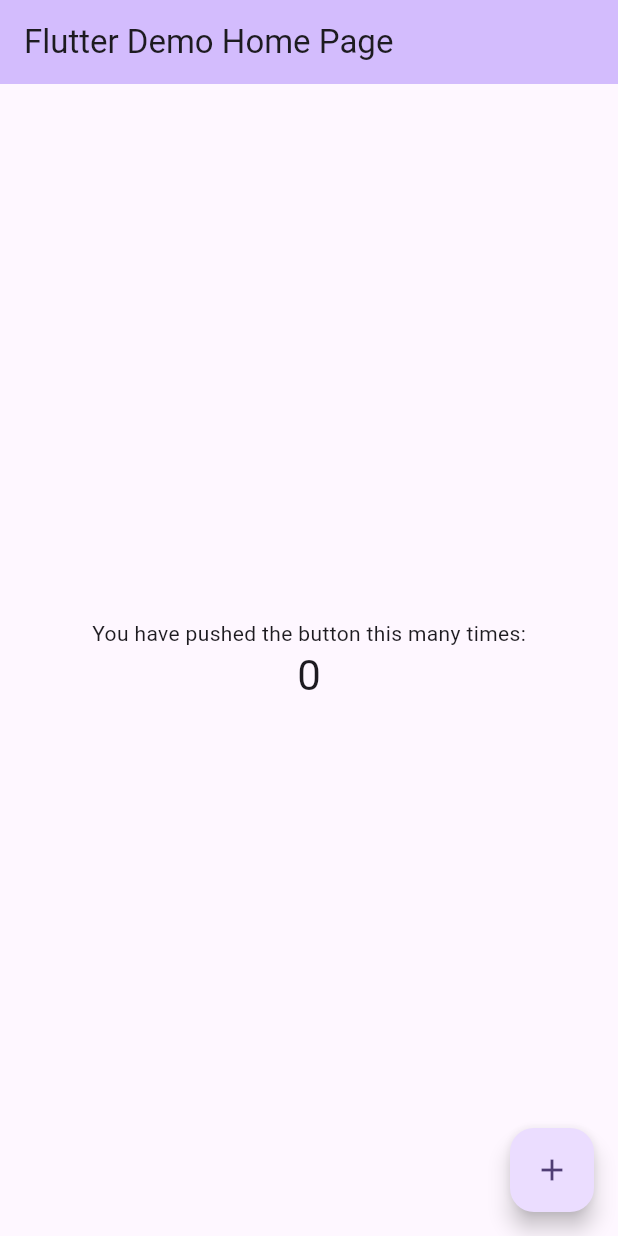
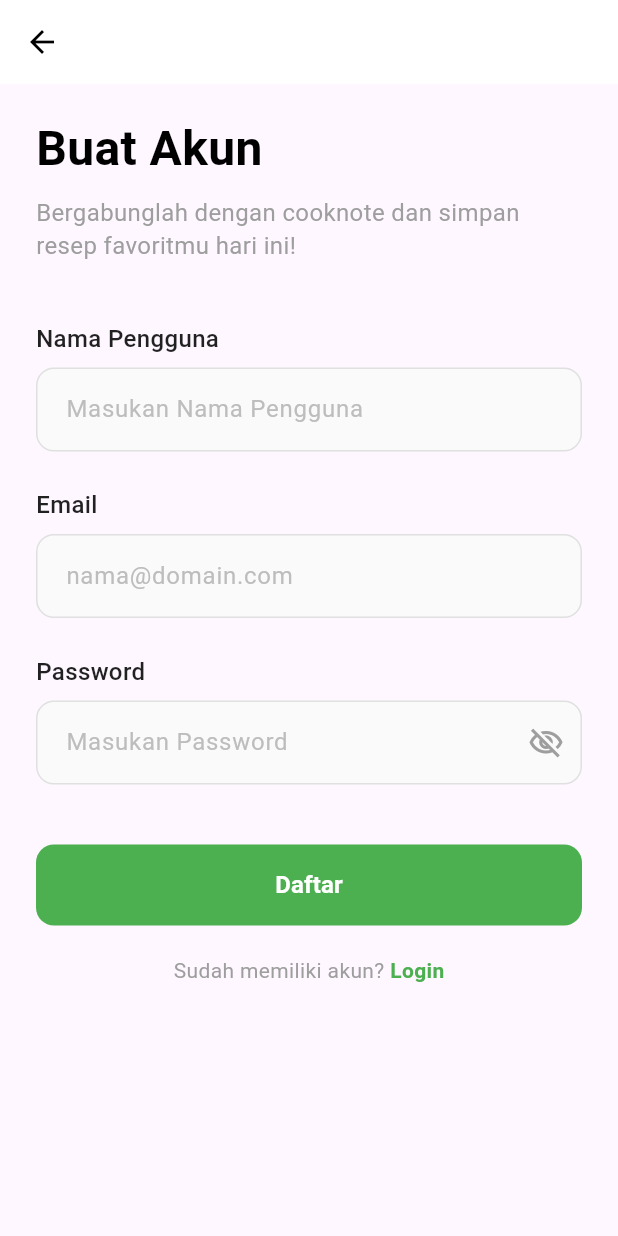
Before and after one commit to Andhika151003/cooknote_tubes, a Flutter app: the screen it shows after launch, on a phone screen of 412 x 824 dp. Run offline on Flutter 3.47's test engine with Material 3 defaults, Android fonts, the phone set to English and light mode, and no system bars; our stand-ins replace cloud_firestore, firebase_auth, firebase_core, firebase_storage, image_picker; accounts and stored records are empty.

Commit message:
update : login dan register view

```diff
--- a/lib/main.dart
+++ b/lib/main.dart
@@ -1,6 +1,8 @@
 import 'package:firebase_core/firebase_core.dart';
 // import 'firebase_options.dart';
 import 'package:flutter/material.dart';
+// import './view/login_view.dart';
+import './view/register_view.dart';
 
 void main() async {
   WidgetsFlutterBinding.ensureInitialized();
@@ -15,97 +17,100 @@ class MyApp extends StatelessWidget {
   @override
   Widget build(BuildContext context) {
     return MaterialApp(
-      title: 'Flutter Demo',
+      title: 'CookNote',
+      debugShowCheckedModeBanner: false,
       theme: ThemeData(
-        colorScheme: ColorScheme.fromSeed(seedColor: Colors.deepPurple),
+        primarySwatch: Colors.green,
+        primaryColor: const Color(0xFF5CB85C),
+        // fontFamily: 'Roboto', // Atau font pilihan Anda
       ),
-      home: const MyHomePage(title: 'Flutter Demo Home Page'),
+      home: const RegisterView(), // Set LoginView sebagai halaman pertama
     );
   }
 }
 
-class MyHomePage extends StatefulWidget {
-  const MyHomePage({super.key, required this.title});
+// class MyHomePage extends StatefulWidget {
+//   const MyHomePage({super.key, required this.title});
 
-  // This widget is the home page of your application. It is stateful, meaning
-  // that it has a State object (defined below) that contains fields that affect
-  // how it looks.
+//   // This widget is the home page of your application. It is stateful, meaning
+//   // that it has a State object (defined below) that contains fields that affect
+//   // how it looks.
 
-  // This class is the configuration for the state. It holds the values (in this
-  // case the title) provided by the parent (in this case the App widget) and
-  // used by the build method of the State. Fields in a Widget subclass are
-  // always marked "final".
+//   // This class is the configuration for the state. It holds the values (in this
+//   // case the title) provided by the parent (in this case the App widget) and
+//   // used by the build method of the State. Fields in a Widget subclass are
+//   // always marked "final".
 
-  final String title;
+//   final String title;
 
-  @override
-  State<MyHomePage> createState() => _MyHomePageState();
-}
+//   @override
+//   State<MyHomePage> createState() => _MyHomePageState();
+// }
 
-class _MyHomePageState extends State<MyHomePage> {
-  int _counter = 0;
+// class _MyHomePageState extends State<MyHomePage> {
+//   int _counter = 0;
 
-  void _incrementCounter() {
-    setState(() {
-      // This call to setState tells the Flutter framework that something has
-      // changed in this State, which causes it to rerun the build method below
-      // so that the display can reflect the updated values. If we changed
-      // _counter without calling setState(), then the build method would not be
-      // called again, and so nothing would appear to happen.
-      _counter++;
-    });
-  }
+//   void _incrementCounter() {
+//     setState(() {
+//       // This call to setState tells the Flutter framework that something has
+//       // changed in this State, which causes it to rerun the build method below
+//       // so that the display can reflect the updated values. If we changed
+//       // _counter without calling setState(), then the build method would not be
+//       // called again, and so nothing would appear to happen.
+//       _counter++;
+//     });
+//   }
 
-  @override
-  Widget build(BuildContext context) {
-    // This method is rerun every time setState is called, for instance as done
-    // by the _incrementCounter method above.
-    //
-    // The Flutter framework has been optimized to make rerunning build methods
-    // fast, so that you can just rebuild anything that needs updating rather
-    // than having to individually change instances of widgets.
-    return Scaffold(
-      appBar: AppBar(
-        // TRY THIS: Try changing the color here to a specific color (to
-        // Colors.amber, perhaps?) and trigger a hot reload to see the AppBar
-        // change color while the other colors stay the same.
-        backgroundColor: Theme.of(context).colorScheme.inversePrimary,
-        // Here we take the value from the MyHomePage object that was created by
-        // the App.build method, and use it to set our appbar title.
-        title: Text(widget.title),
-      ),
-      body: Center(
-        // Center is a layout widget. It takes a single child and positions it
-        // in the middle of the parent.
-        child: Column(
-          // Column is also a layout widget. It takes a list of children and
-          // arranges them vertically. By default, it sizes itself to fit its
-          // children horizontally, and tries to be as tall as its parent.
-          //
-          // Column has various properties to control how it sizes itself and
-          // how it positions its children. Here we use mainAxisAlignment to
-          // center the children vertically; the main axis here is the vertical
-          // axis because Columns are vertical (the cross axis would be
-          // horizontal).
-          //
-          // TRY THIS: Invoke "debug painting" (choose the "Toggle Debug Paint"
-          // action in the IDE, or press "p" in the console), to see the
-          // wireframe for each widget.
-          mainAxisAlignment: MainAxisAlignment.center,
-          children: <Widget>[
-            const Text('You have pushed the button this many times:'),
-            Text(
-              '$_counter',
-              style: Theme.of(context).textTheme.headlineMedium,
-            ),
-          ],
-        ),
-      ),
-      floatingActionButton: FloatingActionButton(
-        onPressed: _incrementCounter,
-        tooltip: 'Increment',
-        child: const Icon(Icons.add),
-      ), // This trailing comma makes auto-formatting nicer for build methods.
-    );
-  }
-}
+//   @override
+//   Widget build(BuildContext context) {
+//     // This method is rerun every time setState is called, for instance as done
+//     // by the _incrementCounter method above.
+//     //
+//     // The Flutter framework has been optimized to make rerunning build methods
+//     // fast, so that you can just rebuild anything that needs updating rather
+//     // than having to individually change instances of widgets.
+//     return Scaffold(
+//       appBar: AppBar(
+//         // TRY THIS: Try changing the color here to a specific color (to
+//         // Colors.amber, perhaps?) and trigger a hot reload to see the AppBar
+//         // change color while the other colors stay the same.
+//         backgroundColor: Theme.of(context).colorScheme.inversePrimary,
+//         // Here we take the value from the MyHomePage object that was created by
+//         // the App.build method, and use it to set our appbar title.
+//         title: Text(widget.title),
+//       ),
+//       body: Center(
+//         // Center is a layout widget. It takes a single child and positions it
+//         // in the middle of the parent.
+//         child: Column(
+//           // Column is also a layout widget. It takes a list of children and
+//           // arranges them vertically. By default, it sizes itself to fit its
+//           // children horizontally, and tries to be as tall as its parent.
+//           //
+//           // Column has various properties to control how it sizes itself and
+//           // how it positions its children. Here we use mainAxisAlignment to
+//           // center the children vertically; the main axis here is the vertical
+//           // axis because Columns are vertical (the cross axis would be
+//           // horizontal).
+//           //
+//           // TRY THIS: Invoke "debug painting" (choose the "Toggle Debug Paint"
+//           // action in the IDE, or press "p" in the console), to see the
+//           // wireframe for each widget.
+//           mainAxisAlignment: MainAxisAlignment.center,
+//           children: <Widget>[
+//             const Text('You have pushed the button this many times:'),
+//             Text(
+//               '$_counter',
+//               style: Theme.of(context).textTheme.headlineMedium,
+//             ),
+//           ],
+//         ),
+//       ),
+//       floatingActionButton: FloatingActionButton(
+//         onPressed: _incrementCounter,
+//         tooltip: 'Increment',
+//         child: const Icon(Icons.add),
+//       ), // This trailing comma makes auto-formatting nicer for build methods.
+//     );
+//   }
+// }
--- a/lib/view/register_view.dart
+++ b/lib/view/register_view.dart
@@ -0,0 +1,265 @@
+// register_view.dart
+import 'package:flutter/material.dart';
+
+class RegisterView extends StatefulWidget {
+  const RegisterView({Key? key}) : super(key: key);
+
+  @override
+  State<RegisterView> createState() => _RegisterViewState();
+}
+
+class _RegisterViewState extends State<RegisterView> {
+  final _formKey = GlobalKey<FormState>();
+  final _nameController = TextEditingController();
+  final _emailController = TextEditingController();
+  final _passwordController = TextEditingController();
+  bool _obscurePassword = true;
+
+  @override
+  void dispose() {
+    _nameController.dispose();
+    _emailController.dispose();
+    _passwordController.dispose();
+    super.dispose();
+  }
+
+  @override
+  Widget build(BuildContext context) {
+    return Scaffold(
+      appBar: AppBar(
+        backgroundColor: Colors.white,
+        elevation: 0,
+        leading: IconButton(
+          icon: const Icon(Icons.arrow_back, color: Colors.black),
+          onPressed: () {
+            Navigator.pop(context);
+          },
+        ),
+      ),
+      body: SafeArea(
+        child: SingleChildScrollView(
+          padding: const EdgeInsets.symmetric(horizontal: 24.0),
+          child: Form(
+            key: _formKey,
+            child: Column(
+              crossAxisAlignment: CrossAxisAlignment.start,
+              children: [
+                const SizedBox(height: 20),
+                const Text(
+                  'Buat Akun',
+                  style: TextStyle(
+                    fontSize: 32,
+                    fontWeight: FontWeight.bold,
+                    color: Colors.black,
+                  ),
+                ),
+                const SizedBox(height: 8),
+                const Text(
+                  'Bergabunglah dengan cooknote dan simpan resep favoritmu hari ini!',
+                  style: TextStyle(
+                    fontSize: 16,
+                    color: Colors.grey,
+                    height: 1.4,
+                  ),
+                ),
+                const SizedBox(height: 40),
+
+                // Nama Pengguna Field
+                const Text(
+                  'Nama Pengguna',
+                  style: TextStyle(
+                    fontSize: 16,
+                    fontWeight: FontWeight.w500,
+                    color: Colors.black87,
+                  ),
+                ),
+                const SizedBox(height: 8),
+                TextFormField(
+                  controller: _nameController,
+                  decoration: InputDecoration(
+                    hintText: 'Masukan Nama Pengguna',
+                    hintStyle: TextStyle(color: Colors.grey[400]),
+                    filled: true,
+                    fillColor: Colors.grey[50],
+                    border: OutlineInputBorder(
+                      borderRadius: BorderRadius.circular(12),
+                      borderSide: BorderSide(color: Colors.grey[300]!),
+                    ),
+                    enabledBorder: OutlineInputBorder(
+                      borderRadius: BorderRadius.circular(12),
+                      borderSide: BorderSide(color: Colors.grey[300]!),
+                    ),
+                    focusedBorder: OutlineInputBorder(
+                      borderRadius: BorderRadius.circular(12),
+                      borderSide: const BorderSide(
+                        color: Colors.green,
+                        width: 2,
+                      ),
+                    ),
+                    contentPadding: const EdgeInsets.symmetric(
+                      horizontal: 16,
+                      vertical: 16,
+                    ),
+                  ),
+                ),
+                const SizedBox(height: 24),
+
+                // Email Field
+                const Text(
+                  'Email',
+                  style: TextStyle(
+                    fontSize: 16,
+                    fontWeight: FontWeight.w500,
+                    color: Colors.black87,
+                  ),
+                ),
+                const SizedBox(height: 8),
+                TextFormField(
+                  controller: _emailController,
+                  keyboardType: TextInputType.emailAddress,
+                  decoration: InputDecoration(
+                    hintText: 'nama@domain.com',
+                    hintStyle: TextStyle(color: Colors.grey[400]),
+                    filled: true,
+                    fillColor: Colors.grey[50],
+                    border: OutlineInputBorder(
+                      borderRadius: BorderRadius.circular(12),
+                      borderSide: BorderSide(color: Colors.grey[300]!),
+                    ),
+                    enabledBorder: OutlineInputBorder(
+                      borderRadius: BorderRadius.circular(12),
+                      borderSide: BorderSide(color: Colors.grey[300]!),
+                    ),
+                    focusedBorder: OutlineInputBorder(
+                      borderRadius: BorderRadius.circular(12),
+                      borderSide: const BorderSide(
+                        color: Colors.green,
+                        width: 2,
+                      ),
+                    ),
+                    contentPadding: const EdgeInsets.symmetric(
+                      horizontal: 16,
+                      vertical: 16,
+                    ),
+                  ),
+                ),
+                const SizedBox(height: 24),
+
+                // Password Field
+                const Text(
+                  'Password',
+                  style: TextStyle(
+                    fontSize: 16,
+                    fontWeight: FontWeight.w500,
+                    color: Colors.black87,
+                  ),
+                ),
+                const SizedBox(height: 8),
+                TextFormField(
+                  controller: _passwordController,
+                  obscureText: _obscurePassword,
+                  decoration: InputDecoration(
+                    hintText: 'Masukan Password',
+                    hintStyle: TextStyle(color: Colors.grey[400]),
+                    filled: true,
+                    fillColor: Colors.grey[50],
+                    suffixIcon: IconButton(
+                      icon: Icon(
+                        _obscurePassword
+                            ? Icons.visibility_off_outlined
+                            : Icons.visibility_outlined,
+                        color: Colors.grey,
+                      ),
+                      onPressed: () {
+                        setState(() {
+                          _obscurePassword = !_obscurePassword;
+                        });
+                      },
+                    ),
+                    border: OutlineInputBorder(
+                      borderRadius: BorderRadius.circular(12),
+                      borderSide: BorderSide(color: Colors.grey[300]!),
+                    ),
+                    enabledBorder: OutlineInputBorder(
+                      borderRadius: BorderRadius.circular(12),
+                      borderSide: BorderSide(color: Colors.grey[300]!),
+                    ),
+                    focusedBorder: OutlineInputBorder(
+                      borderRadius: BorderRadius.circular(12),
+                      borderSide: const BorderSide(
+                        color: Colors.green,
+                        width: 2,
+                      ),
+                    ),
+                    contentPadding: const EdgeInsets.symmetric(
+                      horizontal: 16,
+                      vertical: 16,
+                    ),
+                  ),
+                ),
+                const SizedBox(height: 40),
+
+                // Daftar Button
+                SizedBox(
+                  width: double.infinity,
+                  height: 54,
+                  child: ElevatedButton(
+                    onPressed: () {
+                      if (_formKey.currentState!.validate()) {
+                        // Handle signup
+                        ScaffoldMessenger.of(context).showSnackBar(
+                          const SnackBar(content: Text('Mendaftar...')),
+                        );
+                      }
+                    },
+                    style: ElevatedButton.styleFrom(
+                      backgroundColor: Colors.green,
+                      shape: RoundedRectangleBorder(
+                        borderRadius: BorderRadius.circular(12),
+                      ),
+                      elevation: 0,
+                    ),
+                    child: const Text(
+                      'Daftar',
+                      style: TextStyle(
+                        fontSize: 16,
+                        fontWeight: FontWeight.w600,
+                        color: Colors.white,
+                      ),
+                    ),
+                  ),
+                ),
+                const SizedBox(height: 20),
+
+                // Login Link
+                Row(
+                  mainAxisAlignment: MainAxisAlignment.center,
+                  children: [
+                    const Text(
+                      'Sudah memiliki akun? ',
+                      style: TextStyle(fontSize: 14, color: Colors.grey),
+                    ),
+                    GestureDetector(
+                      onTap: () {
+                        // Handle navigation to login
+                      },
+                      child: const Text(
+                        'Login',
+                        style: TextStyle(
+                          fontSize: 14,
+                          color: Colors.green,
+                          fontWeight: FontWeight.w600,
+                        ),
+                      ),
+                    ),
+                  ],
+                ),
+                const SizedBox(height: 40),
+              ],
+            ),
+          ),
+        ),
+      ),
+    );
+  }
+}
```
Also changed, not shown: lib/view/login_view.dart (+251 -0 lines), 1 other file.
